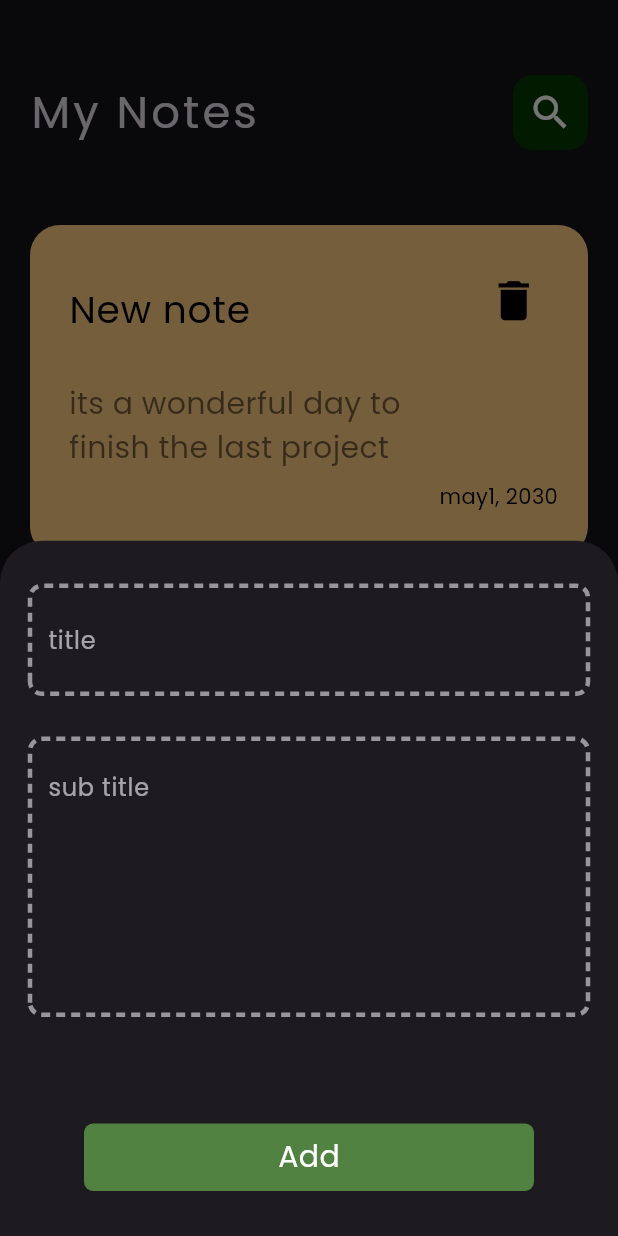
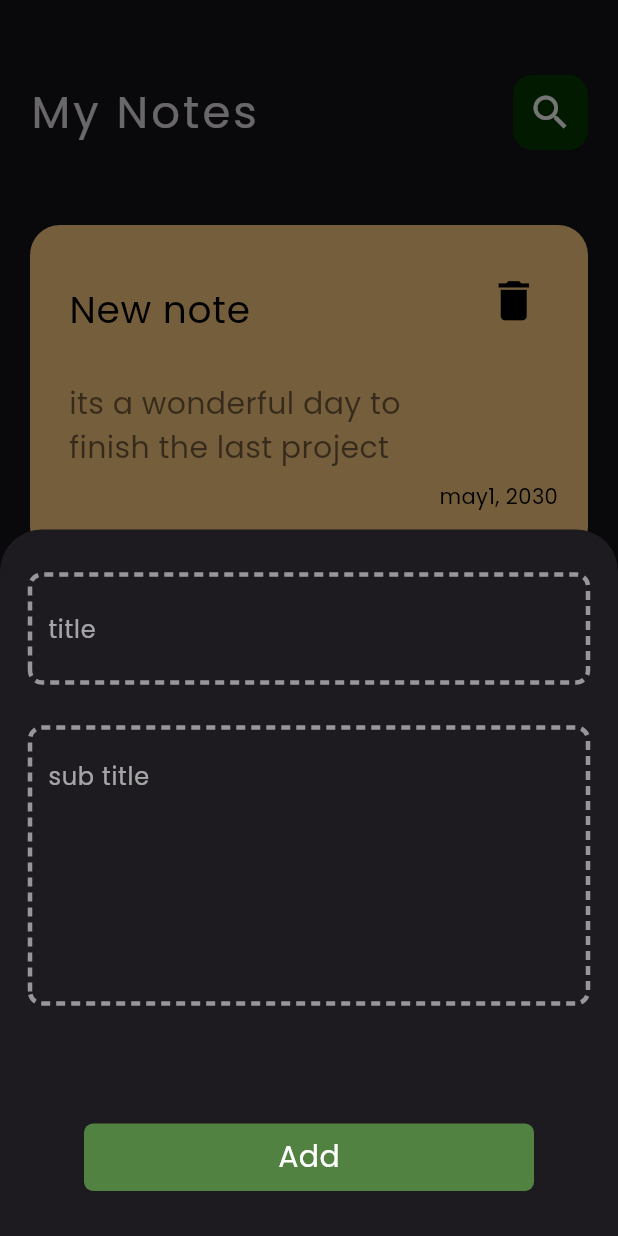
Before and after one commit to kerolskhalf/ultimate_notes_app, a Flutter app: the screen it shows after launch, after a tap on the "add" icon, on a phone screen of 412 x 824 dp. Run offline on Flutter 3.47's test engine with Material 3 defaults, Android fonts, the phone set to English and light mode, and no system bars; drawn by our look-alikes of dotted_border; our stand-ins replace flutter_bloc, hive, hive_flutter, modal_progress_hud_nsn; accounts and stored records are empty.

Commit message:
fix scroll problem at bottom sheet

```diff
--- a/lib/views/home.dart
+++ b/lib/views/home.dart
@@ -13,6 +13,7 @@ class HomeView extends StatelessWidget {
         onPressed: () {
           debugPrint('madness and badness combination');
           showModalBottomSheet(
+            isScrollControlled: true,
             //shape: RoundedRectangleBorder(borderRadius: BorderRadiusGeometry.circular(22)),
             context: context,
             builder: (context) {
--- a/lib/views/widgets/custom_bottom_sheet.dart
+++ b/lib/views/widgets/custom_bottom_sheet.dart
@@ -26,7 +26,10 @@ class CustomAddSheet extends StatelessWidget {
           builder: (context, state) {
             return  AbsorbPointer(
                 absorbing: state is AddNoteLoading ? true : false,
-                child: const CustomFormValidator());
+                child: Padding(
+                  padding:  EdgeInsets.only(bottom: MediaQuery.of(context).viewInsets.bottom),
+                  child: const CustomFormValidator(),
+                ));
           },
         ),
       ),
--- a/lib/views/widgets/custom_form_validator.dart
+++ b/lib/views/widgets/custom_form_validator.dart
@@ -23,6 +23,7 @@ class _CustomFormValidatorState extends State<CustomFormValidator> {
     return Form(
       key: formKey,
       autovalidateMode: autoValidateMode,
+      child: SingleChildScrollView(
         child: Column(
           children: [
             Padding(
@@ -41,7 +42,7 @@ class _CustomFormValidatorState extends State<CustomFormValidator> {
                 subTitle = value;
               },
             ),
-          const Spacer(),
+            const SizedBox(height: 80,),
             BlocBuilder<AddNoteCubit,AddNoteState>(
               builder: (context,state) => SaveButton(
                 isLoading: state is AddNoteLoading ? true :false ,
@@ -66,6 +67,7 @@ class _CustomFormValidatorState extends State<CustomFormValidator> {
             const SizedBox(height: 30),
           ],
         ),
+      ),
     );
   }
 }
```
Lines whose indentation alone changed are shown as unchanged.
